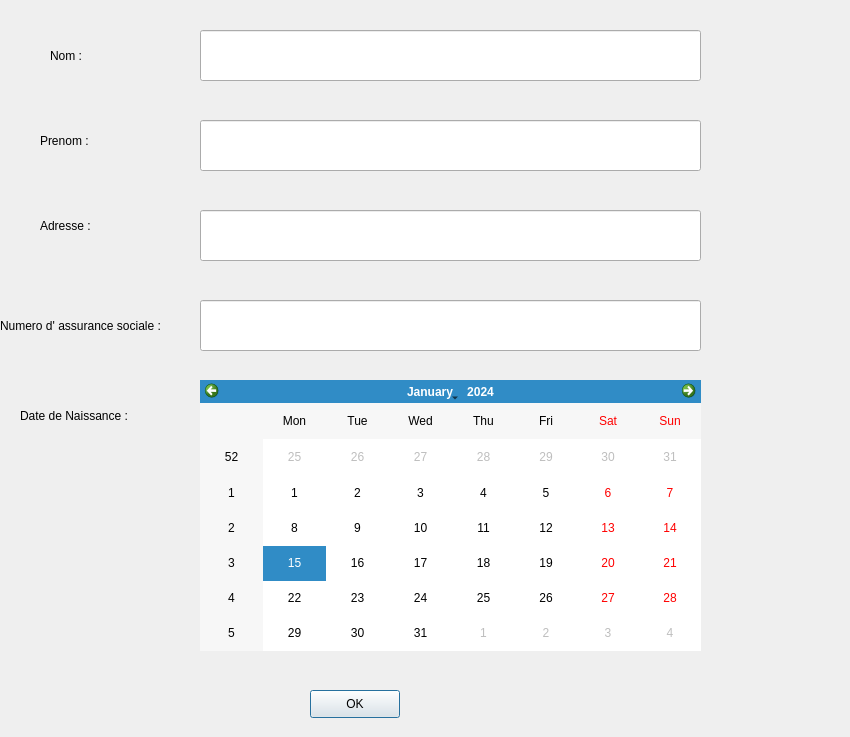
Above: CirconscriptionGUI/AjoutElecteur.ui from Houmine-Rayyane/Circonscription-Electorale before the change. Below: the same form after it.
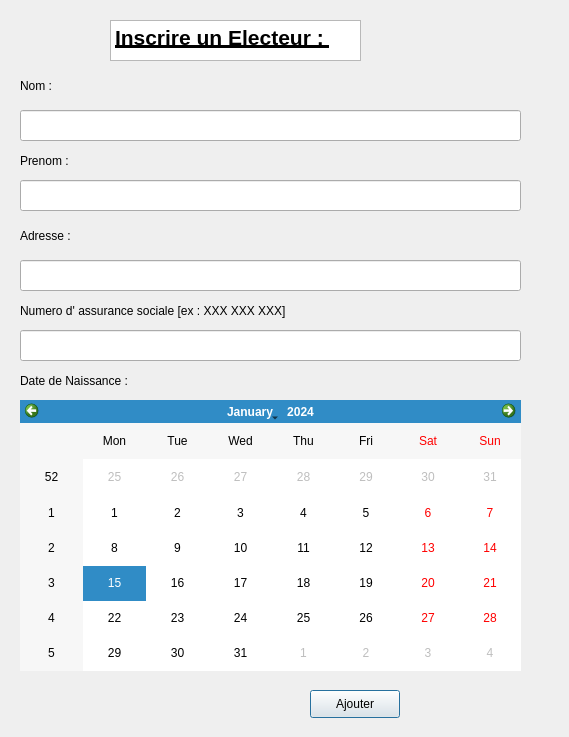
That is the form after the change.

What changed in the file:
```diff
--- a/CirconscriptionGUI/AjoutElecteur.ui
+++ b/CirconscriptionGUI/AjoutElecteur.ui
@@ -6,7 +6,7 @@
    <rect>
     <x>0</x>
     <y>0</y>
-    <width>850</width>
+    <width>569</width>
     <height>737</height>
    </rect>
   </property>
@@ -16,10 +16,10 @@
   <widget class="QLabel" name="qlabel1">
    <property name="geometry">
     <rect>
-     <x>50</x>
-     <y>30</y>
+     <x>20</x>
+     <y>70</y>
      <width>81</width>
-     <height>51</height>
+     <height>31</height>
     </rect>
    </property>
    <property name="text">
@@ -29,10 +29,10 @@
   <widget class="QLabel" name="qlabel2">
    <property name="geometry">
     <rect>
-     <x>40</x>
-     <y>120</y>
+     <x>20</x>
+     <y>150</y>
      <width>81</width>
-     <height>41</height>
+     <height>21</height>
     </rect>
    </property>
    <property name="text">
@@ -42,23 +42,23 @@
   <widget class="QLabel" name="label4">
    <property name="geometry">
     <rect>
-     <x>0</x>
+     <x>20</x>
      <y>300</y>
-     <width>191</width>
-     <height>51</height>
+     <width>341</width>
+     <height>21</height>
     </rect>
    </property>
    <property name="text">
-    <string>Numero d' assurance sociale :</string>
+    <string>Numero d' assurance sociale [ex : XXX XXX XXX]</string>
    </property>
   </widget>
   <widget class="QLabel" name="calendar1">
    <property name="geometry">
     <rect>
      <x>20</x>
-     <y>390</y>
+     <y>370</y>
      <width>141</width>
-     <height>51</height>
+     <height>21</height>
     </rect>
    </property>
    <property name="text">
@@ -68,8 +68,8 @@
   <widget class="QLabel" name="Qlabel3">
    <property name="geometry">
     <rect>
-     <x>40</x>
-     <y>210</y>
+     <x>20</x>
+     <y>220</y>
      <width>121</width>
      <height>31</height>
     </rect>
@@ -81,48 +81,48 @@
   <widget class="QLineEdit" name="prenom">
    <property name="geometry">
     <rect>
-     <x>200</x>
-     <y>120</y>
+     <x>20</x>
+     <y>180</y>
      <width>501</width>
-     <height>51</height>
+     <height>31</height>
     </rect>
    </property>
   </widget>
   <widget class="QLineEdit" name="adresse">
    <property name="geometry">
     <rect>
-     <x>200</x>
-     <y>210</y>
+     <x>20</x>
+     <y>260</y>
      <width>501</width>
-     <height>51</height>
+     <height>31</height>
     </rect>
    </property>
   </widget>
   <widget class="QLineEdit" name="nas">
    <property name="geometry">
     <rect>
-     <x>200</x>
-     <y>300</y>
+     <x>20</x>
+     <y>330</y>
      <width>501</width>
-     <height>51</height>
+     <height>31</height>
     </rect>
    </property>
   </widget>
   <widget class="QLineEdit" name="nom">
    <property name="geometry">
     <rect>
-     <x>200</x>
-     <y>30</y>
+     <x>20</x>
+     <y>110</y>
      <width>501</width>
-     <height>51</height>
+     <height>31</height>
     </rect>
    </property>
   </widget>
   <widget class="QCalendarWidget" name="dateN">
    <property name="geometry">
     <rect>
-     <x>200</x>
-     <y>380</y>
+     <x>20</x>
+     <y>400</y>
      <width>501</width>
      <height>271</height>
     </rect>
@@ -138,7 +138,24 @@
     </rect>
    </property>
    <property name="text">
-    <string>OK</string>
+    <string>Ajouter</string>
+   </property>
+  </widget>
+  <widget class="QTextEdit" name="textEdit">
+   <property name="geometry">
+    <rect>
+     <x>110</x>
+     <y>20</y>
+     <width>251</width>
+     <height>41</height>
+    </rect>
+   </property>
+   <property name="html">
+    <string>&lt;!DOCTYPE HTML PUBLIC &quot;-//W3C//DTD HTML 4.0//EN&quot; &quot;http://www.w3.org/TR/REC-html40/strict.dtd&quot;&gt;
+&lt;html&gt;&lt;head&gt;&lt;meta name=&quot;qrichtext&quot; content=&quot;1&quot; /&gt;&lt;style type=&quot;text/css&quot;&gt;
+p, li { white-space: pre-wrap; }
+&lt;/style&gt;&lt;/head&gt;&lt;body style=&quot; font-family:'Ubuntu'; font-size:10pt; font-weight:400; font-style:normal;&quot;&gt;
+&lt;p style=&quot; margin-top:0px; margin-bottom:0px; margin-left:0px; margin-right:0px; -qt-block-indent:0; text-indent:0px;&quot;&gt;&lt;span style=&quot; font-size:16pt; font-weight:600; text-decoration: underline;&quot;&gt;Inscrire un Electeur : &lt;/span&gt;&lt;/p&gt;&lt;/body&gt;&lt;/html&gt;</string>
    </property>
   </widget>
  </widget>
```
